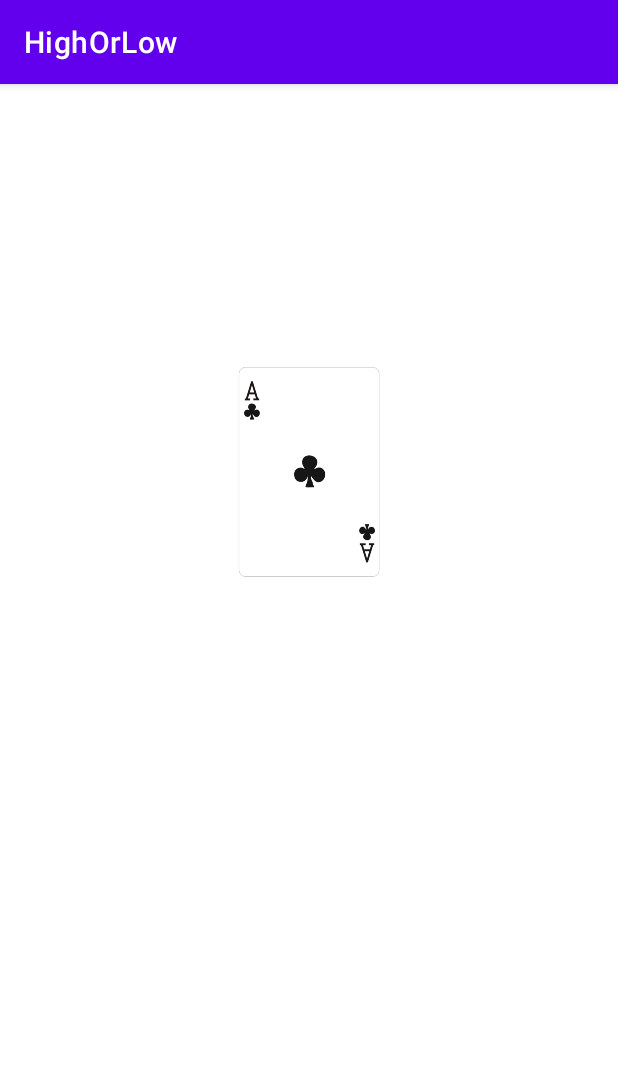
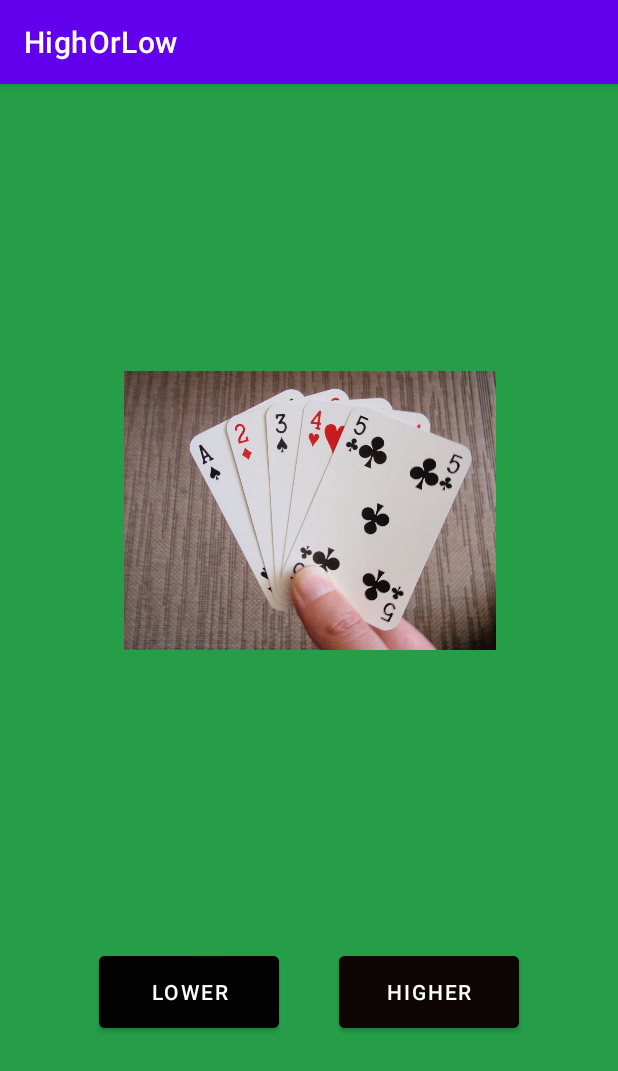
Before and after one commit to ImeAbd/HighOrLow, an Android app: the screen it shows after launch (CardGameActivity), after a tap on "STARTA", on a phone screen of 412 x 824 dp. Shown: the top 1071 px of the screen. Run offline under Robolectric (Android 15) with nearby library versions, the phone set to English and light mode, and no system bars.

Commit message:
Added Function to High & Low Button

```diff
--- a/app/src/main/java/com/example/highorlow/Card.kt
+++ b/app/src/main/java/com/example/highorlow/Card.kt
@@ -1,4 +1,5 @@
 package com.example.highorlow
 
-class Card (var image: Int, var value: Int, var suite: String) {
+open class Card (var image: Int, var value: Int, var suite: String) {
+
 }
--- a/app/src/main/java/com/example/highorlow/CardGameActivity.kt
+++ b/app/src/main/java/com/example/highorlow/CardGameActivity.kt
@@ -1,64 +1,78 @@
 package com.example.highorlow
 
-import android.media.Image
 import androidx.appcompat.app.AppCompatActivity
 import android.os.Bundle
+import android.widget.Button
 import android.widget.ImageView
-import android.widget.TextView
+import kotlin.random.Random
 
 class CardGameActivity : AppCompatActivity() {
-
-    val deck = mutableListOf<Card>()
-
-
+    private lateinit var cardImage: ImageView
+    private val deck = mutableListOf<Card>()
 
     override fun onCreate(savedInstanceState: Bundle?) {
         super.onCreate(savedInstanceState)
         setContentView(R.layout.activity_card_game)
 
+        val lowerButton: Button = findViewById<Button>(R.id.lowerButton)
+        val higherButton: Button = findViewById<Button>(R.id.higherButton)
+
+        cardImage = findViewById(R.id.cardImage)
+        createDeck()
+
+        findViewById<Button>(R.id.higherButton)
+        higherButton.setOnClickListener {
+            getRandomCard()
 
 
-    createDeck()
-        deck.shuffle()
-        val currentCard = deck[1-10]
+            findViewById<Button>(R.id.lowerButton)
+            lowerButton.setOnClickListener {
+                getRandomCard()
+            }
+        }
+    }
 
-        val imageView = findViewById<ImageView>()
-        imageView.setImageResource(currentCard.image)
+    private fun getRandomCard() {
+        val random = Random.nextInt(deck.size)
+        val card = deck[random]
+        cardImage.setImageResource(card.image)
+
     }
 
 
-    }
-    fun createDeck(){
+    private fun createDeck() {
+
+        val card = Card(image = R.drawable.club_ace, 1, "clubs")
+        val card1 = Card(image = R.drawable.club_two, 2, "clubs")
+        val card2 = Card(image = R.drawable.club_three, 3, "clubs")
+        val card3 = Card(image = R.drawable.club_four, 4, "clubs")
+        val card4 = Card(image = R.drawable.club_five, 5, "clubs")
+        val card5 = Card(image = R.drawable.club_six, 6, "clubs")
+        val card6 = Card(image = R.drawable.club_seven, 7, "clubs")
+        val card7 = Card(image = R.drawable.club_eight, 8, "clubs")
+        val card8 = Card(image = R.drawable.club_nine, 9, "clubs")
+        val card9 = Card(image = R.drawable.club_ten, 10, "clubs")
+        val card10 = Card(image = R.drawable.club_four, 10, "clubs")
+        val card11 = Card(image = R.drawable.club_four, 10, "clubs")
+        val card12 = Card(image = R.drawable.club_four, 10, "clubs")
 
 
+        deck.add(card)
+        deck.add(card1)
+        deck.add(card2)
+        deck.add(card3)
+        deck.add(card4)
+        deck.add(card5)
+        deck.add(card6)
+        deck.add(card7)
+        deck.add(card8)
+        deck.add(card9)
+        deck.add(card10)
+        deck.add(card11)
+        deck.add(card12)
 
-        val card = Card(R.drawable.club_ace, 1, "clubs")
-        val card1 = Card(R.drawable.club_two, 2, "clubs")
-        val card2 = Card(R.drawable.club_three, 3, "clubs")
-        val card3 = Card(R.drawable.club_four, 4, "clubs")
-        val card4 = Card(R.drawable.club_five, 5, "clubs")
-        val card5 = Card(R.drawable.club_six, 6, "clubs")
-        val card6 = Card(R.drawable.club_seven, 7, "clubs")
-        val card7 = Card(R.drawable.club_eight, 8, "clubs")
-        val card8 = Card(R.drawable.club_nine, 9, "clubs")
-        val card9 = Card(R.drawable.club_ten, 10, "clubs")
-        val card10 = Card(R.drawable.club_four, 10, "clubs")
-        val card11 = Card(R.drawable.club_four, 10, "clubs")
-        val card12 = Card(R.drawable.club_four, 10, "clubs")
+        deck.shuffle()
 
+    }
 
-
-
-
-
-
-
-
-
-
-
-
-
-
-
-     }
+}
--- a/app/src/main/java/com/example/highorlow/MainActivity.kt
+++ b/app/src/main/java/com/example/highorlow/MainActivity.kt
@@ -9,19 +9,30 @@ import android.widget.TextView
 
 class MainActivity : AppCompatActivity() {
 
-    late init var introtextView = TextView
+    lateinit var welcomeTextView: TextView
+    lateinit var welcomeImageView: ImageView
 
 
     override fun onCreate(savedInstanceState: Bundle?) {
         super.onCreate(savedInstanceState)
         setContentView(R.layout.activity_main)
 
-        val button = findViewById<Button>(R.id.startButton)
-        val buttonClick = findViewById<Button>(R.id.startButton)
-        buttonClick.setOnClickListener {
+        welcomeTextView = findViewById(R.id.welcomeText)
+        welcomeImageView = findViewById((R.id.welcomeImage))
+
+
+       val button = findViewById<Button>(R.id.startButton)
+        button.setOnClickListener{
+
+            handleButtonPress()
+        }
+
+
+        }
+        fun handleButtonPress() {
             val intent = Intent(this, CardGameActivity::class.java)
+
             startActivity(intent)
 
         }
     }
-}
--- a/app/src/main/res/layout/activity_card_game.xml
+++ b/app/src/main/res/layout/activity_card_game.xml
@@ -1,20 +1,46 @@
 <?xml version="1.0" encoding="utf-8"?>
-<androidx.constraintlayout.widget.ConstraintLayout
-    xmlns:android="http://schemas.android.com/apk/res/android"
+<androidx.constraintlayout.widget.ConstraintLayout xmlns:android="http://schemas.android.com/apk/res/android"
+    xmlns:app="http://schemas.android.com/apk/res-auto"
     xmlns:tools="http://schemas.android.com/tools"
-    xmlns:app="http://schemas.android.com/apk/res-auto"
     android:layout_width="match_parent"
     android:layout_height="match_parent"
+    android:background="#269E48"
     tools:context=".CardGameActivity">
 
     <ImageView
         android:id="@+id/cardImage"
-      android:layout_width="122dp"
-      android:layout_height="144dp"
-      android:layout_marginBottom="250dp"
+        android:layout_width="279dp"
+        android:layout_height="186dp"
+        android:layout_marginBottom="200dp"
         app:layout_constraintBottom_toBottomOf="parent"
         app:layout_constraintEnd_toEndOf="parent"
         app:layout_constraintStart_toStartOf="parent"
         app:layout_constraintTop_toTopOf="parent"
-      app:srcCompat="@drawable/club_ace" />
+        app:srcCompat="@drawable/card" />
+
+    <Button
+        android:id="@+id/higherButton"
+        android:layout_width="120dp"
+        android:layout_height="60dp"
+        android:backgroundTint="#0E0505"
+        android:text="Higher"
+        app:layout_constraintBottom_toBottomOf="parent"
+        app:layout_constraintEnd_toEndOf="parent"
+        app:layout_constraintHorizontal_bias="0.773"
+        app:layout_constraintStart_toStartOf="parent"
+        app:layout_constraintTop_toTopOf="parent"
+        app:layout_constraintVertical_bias="0.813" />
+
+    <Button
+        android:id="@+id/lowerButton"
+        android:layout_width="120dp"
+        android:layout_height="60dp"
+        android:backgroundTint="#020202"
+        android:text="Lower"
+        app:layout_constraintBottom_toBottomOf="parent"
+        app:layout_constraintEnd_toEndOf="parent"
+        app:layout_constraintHorizontal_bias="0.226"
+        app:layout_constraintStart_toStartOf="parent"
+        app:layout_constraintTop_toTopOf="parent"
+        app:layout_constraintVertical_bias="0.813" />
 </androidx.constraintlayout.widget.ConstraintLayout>
--- a/app/src/main/res/layout/activity_main.xml
+++ b/app/src/main/res/layout/activity_main.xml
@@ -7,7 +7,7 @@
     tools:context=".MainActivity">
 
     <TextView
-        android:id="@+id/textView"
+        android:id="@+id/welcomeText"
         android:layout_width="wrap_content"
         android:layout_height="wrap_content"
         android:text="High or Low?"
@@ -28,4 +28,15 @@
         app:layout_constraintStart_toStartOf="parent"
         app:layout_constraintTop_toTopOf="parent" />
 
+    <ImageView
+        android:id="@+id/welcomeImage"
+        android:layout_width="251dp"
+        android:layout_height="186dp"
+        android:layout_marginBottom="300dp"
+        app:layout_constraintBottom_toBottomOf="parent"
+        app:layout_constraintEnd_toEndOf="parent"
+        app:layout_constraintStart_toStartOf="parent"
+        app:layout_constraintTop_toTopOf="parent"
+        app:srcCompat="@drawable/card" />
+
 </androidx.constraintlayout.widget.ConstraintLayout>
```
Also changed, not shown: app/src/main/res/drawable/card.jpeg (added). Lines whose indentation alone changed are shown as unchanged.
